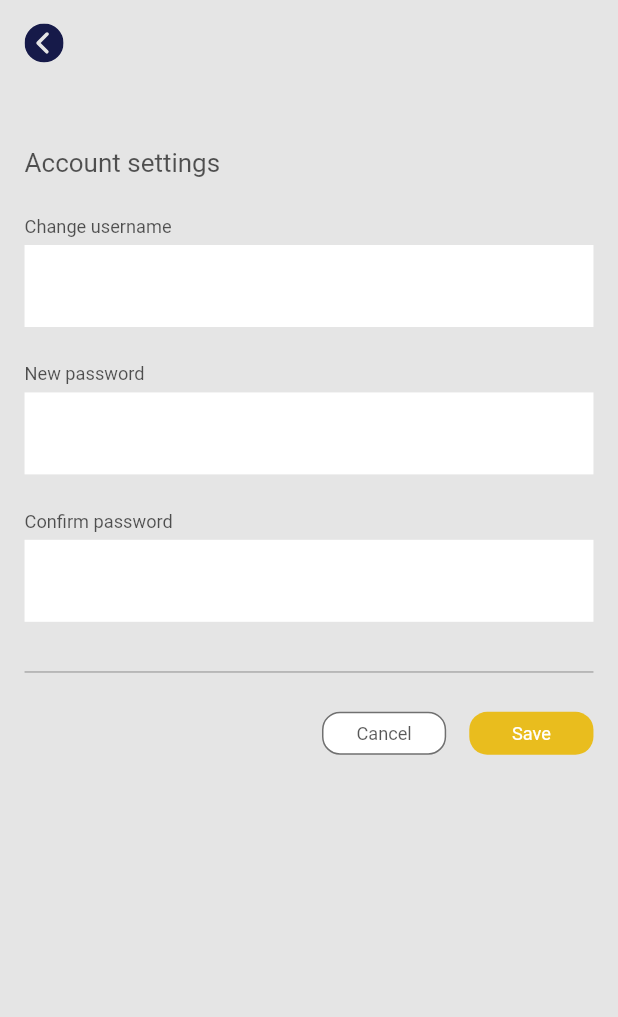
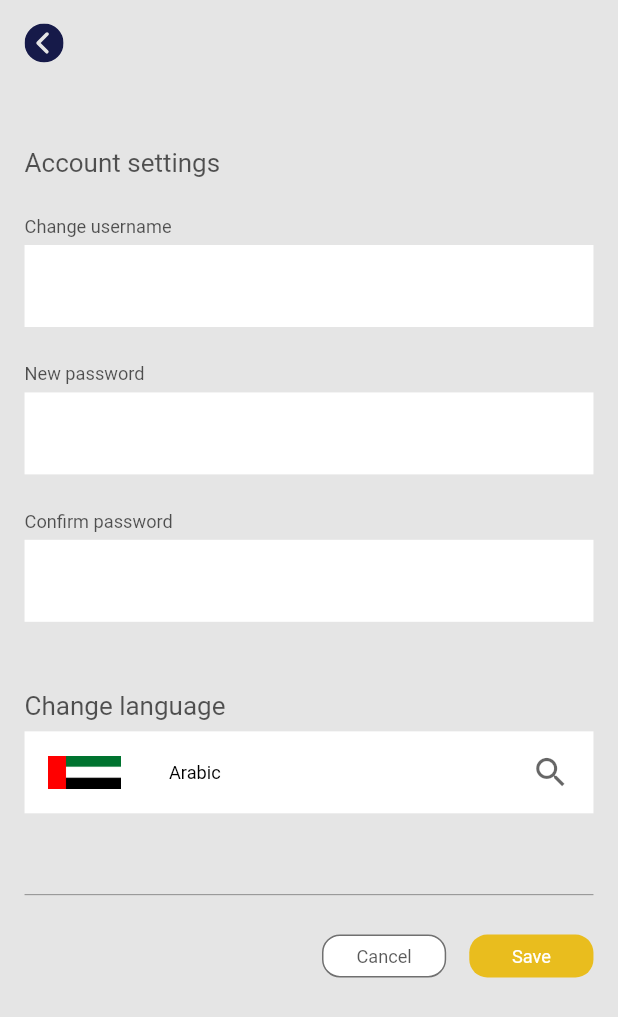
Before and after one commit to JosephhBh/beirutintask, a Flutter app: the ReceiverAccountSettings screen opened directly, on a phone screen of 412 x 824 dp. Shown: the top 1017 px of the screen. Run offline on Flutter 3.47's test engine with Material 2 defaults, Android fonts, the light colour scheme and no system bars; our stand-ins replace cloud_firestore, email_validator, firebase_auth, firebase_core, flutter_svg, get and 7 more; missing offline and left inert: qr_code_scanner; accounts and stored records are empty; project files that could hold a hidden picture were left out.

Commit message:
add account settings feature for both receiver and tipper

```diff
--- a/lib/reciever/view/receiver_profile/receiver_account_settings.dart
+++ b/lib/reciever/view/receiver_profile/receiver_account_settings.dart
@@ -243,7 +243,46 @@ class _ReceiverAccountSettingsState extends State<ReceiverAccountSettings> {
                             ),
                           ),
                         ),
-                        heighSpacer(38),
+                        heighSpacer(53),
+                        GlobalText(
+                          text: "Change language",
+                          color: appColor.blackColor.withOpacity(0.66),
+                        ),
+                        heighSpacer(7),
+                        Container(
+                          height: setCurrentHeight(63),
+                          width: double.infinity,
+                          color: appColor.whiteColor,
+                          child: Center(
+                            child: Row(
+                              mainAxisAlignment: MainAxisAlignment.start,
+                              children: [
+                                widthSpacer(16),
+                                Container(
+                                  height: setCurrentHeight(25),
+                                  width: setCurrentWidth(51),
+                                  child: Image(
+                                    image: AssetImage('assets/flags/ae.png'),
+                                    fit: BoxFit.fill,
+                                  ),
+                                ),
+                                widthSpacer(33),
+                                GlobalText(
+                                  text: "Arabic",
+                                  fontSize: 14,
+                                ),
+                                Spacer(),
+                                Icon(
+                                  Icons.search_sharp,
+                                  color: appColor.blackColor.withOpacity(0.6),
+                                  size: setCurrentHeight(30),
+                                ),
+                                widthSpacer(16),
+                              ],
+                            ),
+                          ),
+                        ),
+                        heighSpacer(62),
                         Divider(
                           height: 1,
                           thickness: 0.5,
--- a/lib/reciever/view/receiver_profile/receriver_profile_page.dart
+++ b/lib/reciever/view/receiver_profile/receriver_profile_page.dart
@@ -93,7 +93,10 @@ class ReceiverProfilePage extends StatelessWidget {
                   ),
                   heighSpacer(16),
                   GestureDetector(
-                    onTap: () {},
+                    onTap: () {
+                      _navigationService.navigateTo(
+                          name: kReceiverAccountSettings);
+                    },
                     child: ProfileSelectionContainer(
                       icon: SettingsIcon(),
                       text: "Account settings",
```
Also changed, not shown: lib/tipper/view/tipper_profile/tipper_account_settings.dart (+41 -1 lines), lib/widgets/icons/flags/emirates_flag.dart (added, +15 -0 lines), assets/flags/emirates_flag.svg (added).
